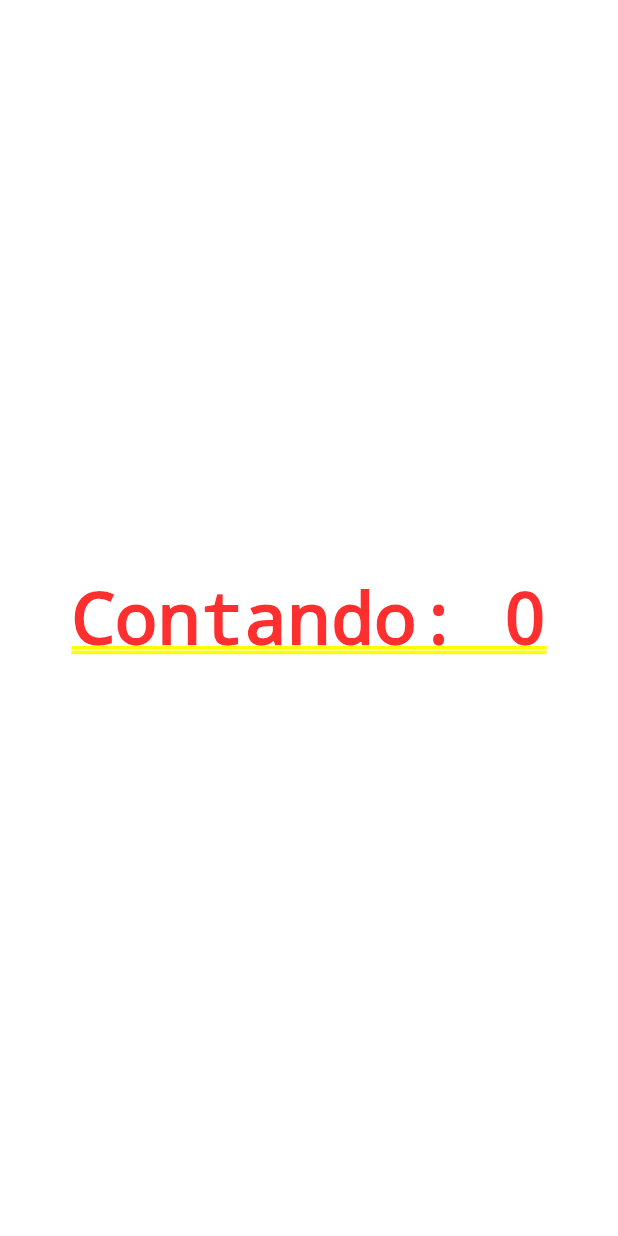
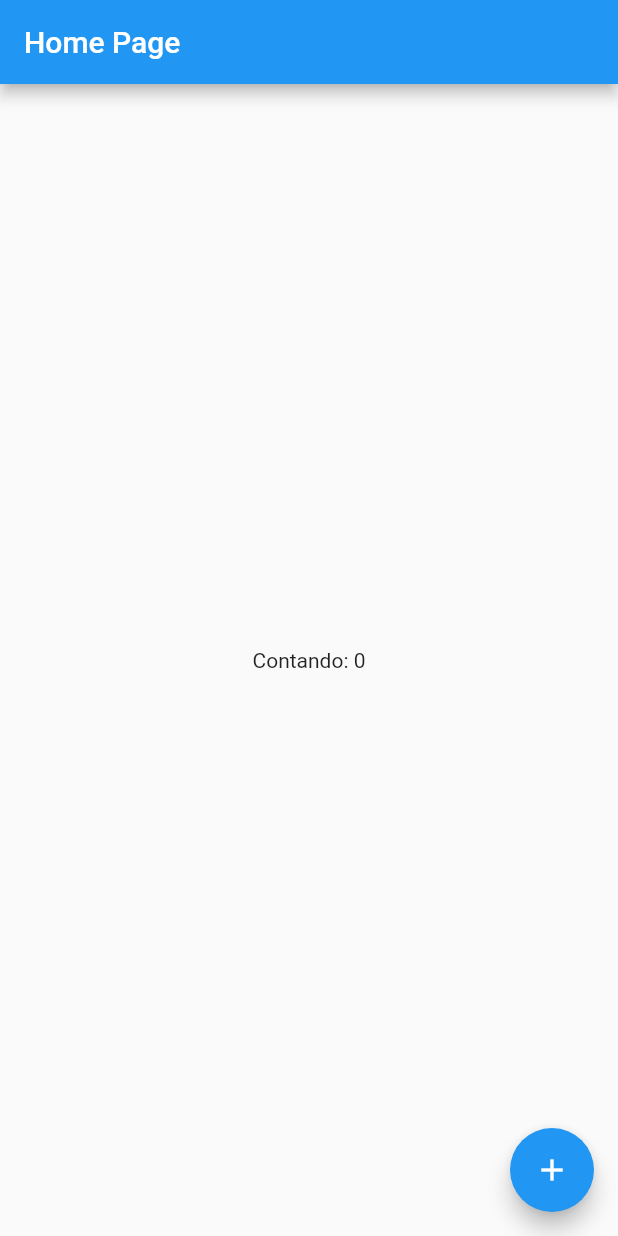
Before and after one commit to vss-2/Flutuando, a Flutter app: the screen it shows after launch, on a phone screen of 412 x 824 dp. Run offline on Flutter 3.47's test engine with Material 2 defaults, Android fonts, the phone set to English and light mode, and no system bars.

Commit message:
Aula 10
Uso de Scaffold e FloatingActionButton

```diff
--- a/tutorial/lib/home_page.dart
+++ b/tutorial/lib/home_page.dart
@@ -1,7 +1,6 @@
 import 'package:flutter/material.dart';
 
 class HomePage extends StatefulWidget {
-  // Também funciona com State<HomePage> createState() {
   State<StatefulWidget> createState() {
     return HomePageState();
   }
@@ -11,19 +10,27 @@ class HomePageState extends State<HomePage> {
   int counter = 0;
 
   Widget build(BuildContext context){
-    return Container(
-        child: Center(
+    return Scaffold(
+        body: Center(
           child: GestureDetector(
             child: Text(
               "Contando: $counter",
             ),
-            onTap:(){
+          )
+        ),
+        appBar:
+          AppBar(
+            title: Text('Home Page')
+          ),
+        floatingActionButton:
+          FloatingActionButton(
+            child: Icon(Icons.add),
+            onPressed: () {
               setState((){
                 counter++;
               });
             }
-          )
-        ),
+          ),
       );
   }
 }
```
Also changed, not shown: 1 other file.
